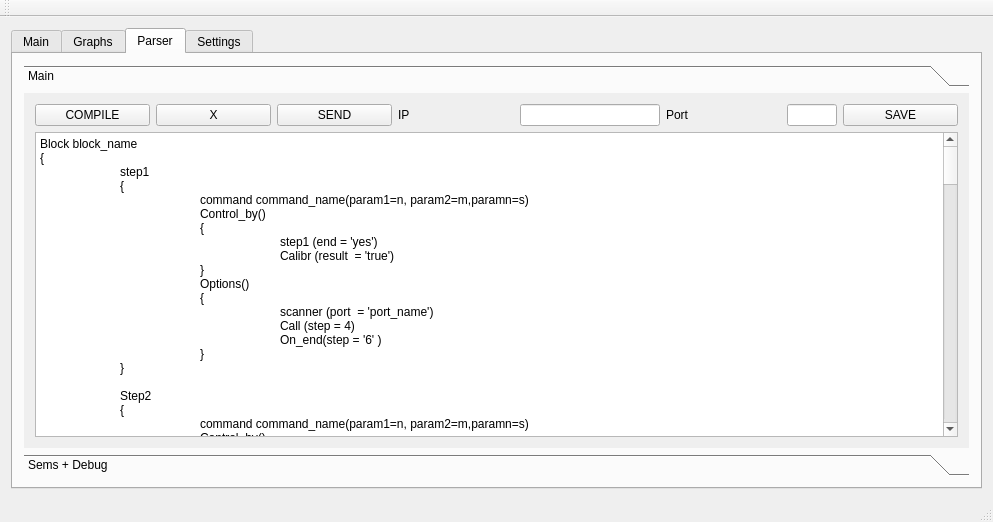
This is graphs.ui in fsvymk/graphs as Qt 5 draws it before an edit. The edited form follows.
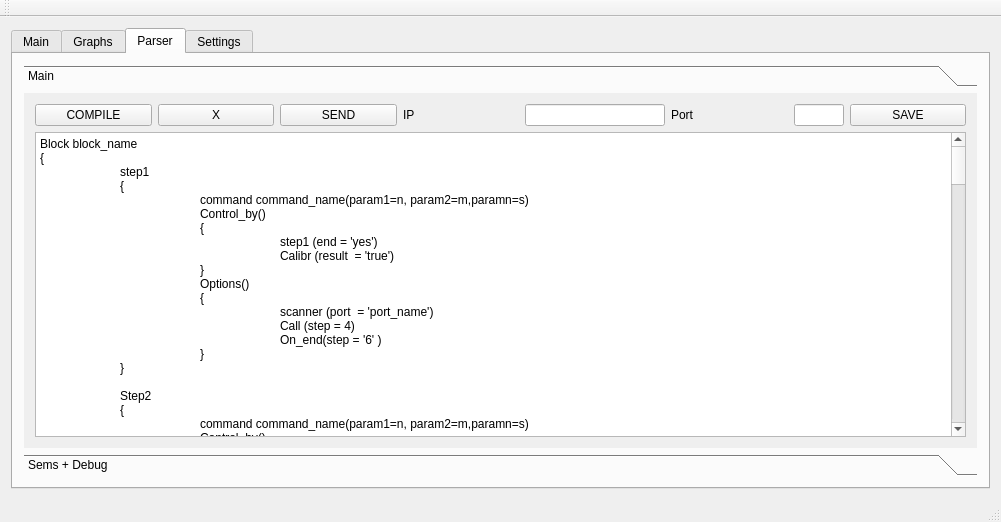
This is the edited form. The open tabs and pages were chosen to show the change. Custom widgets are drawn as their Qt base class.

Diff of the .ui file:
```diff
--- a/graphs.ui
+++ b/graphs.ui
@@ -6,7 +6,7 @@
    <rect>
     <x>0</x>
     <y>0</y>
-    <width>993</width>
+    <width>1001</width>
     <height>522</height>
    </rect>
   </property>
@@ -1526,7 +1526,7 @@
             <rect>
              <x>0</x>
              <y>0</y>
-             <width>953</width>
+             <width>961</width>
              <height>331</height>
             </rect>
            </property>
```
Left out of the diff: 4 changed lines with no effect on the pictures.
